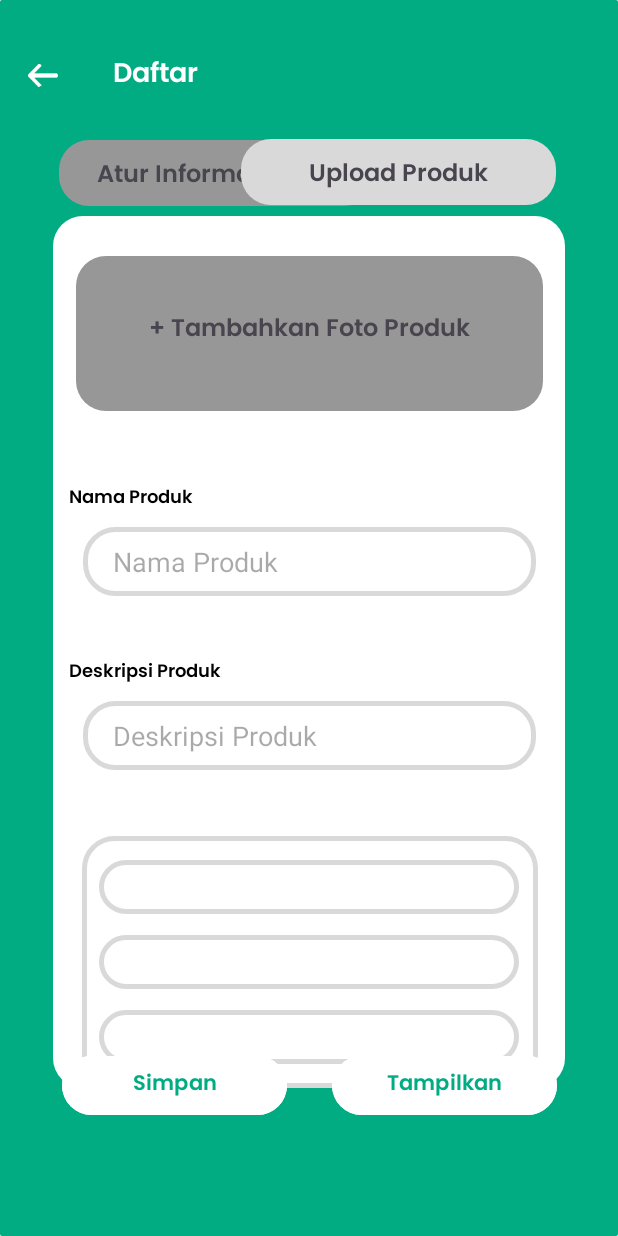
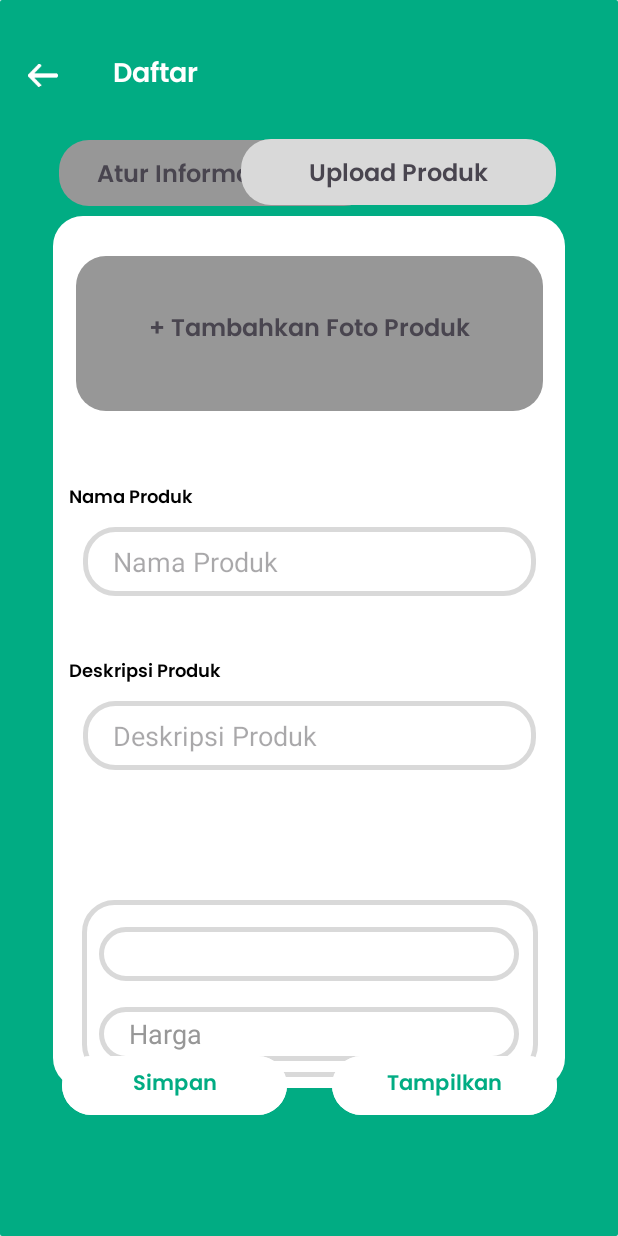
Before and after one commit to GhaerilParel/MobileApeta, an Android app: the layout activity_admin_ketiga.xml on its own in the app's theme, with its tools: preview values and no code run, on a phone screen of 412 x 824 dp. Run offline under Robolectric (Android 15) with nearby library versions, the phone set to English and light mode, and no system bars.

Commit message:
second commit

```diff
--- a/app/src/main/AndroidManifest.xml
+++ b/app/src/main/AndroidManifest.xml
@@ -35,7 +35,7 @@
             android:name=".admin_keempat"
             android:exported="false" />
         <activity
-            android:name=".admin_ketiga"
+            android:name=".admin_awal"
             android:exported="false" />
         <activity
             android:name=".admin_kedua"
@@ -56,7 +56,7 @@
             android:name=".tampilan_awal"
             android:exported="false" />
         <activity
-            android:name=".admin_awal"
+            android:name=".admin_ketiga"
             android:exported="true">
             <intent-filter>
                 <action android:name="android.intent.action.MAIN" />
--- a/app/src/main/res/layout/activity_admin_ketiga.xml
+++ b/app/src/main/res/layout/activity_admin_ketiga.xml
@@ -160,7 +160,7 @@
     <TextView
         android:id="@+id/textView9"
         android:layout_width="304dp"
-        android:layout_height="168dp"
+        android:layout_height="118dp"
         android:background="@drawable/box3"
         app:layout_constraintBottom_toBottomOf="parent"
         app:layout_constraintEnd_toEndOf="parent"
@@ -173,32 +173,25 @@
         android:id="@+id/spn1"
         android:layout_width="280dp"
         android:layout_height="36dp"
+        android:layout_marginTop="20dp"
+        android:layout_marginBottom="20dp"
         android:background="@drawable/box3"
-        app:layout_constraintBottom_toBottomOf="@+id/textView9"
-        app:layout_constraintEnd_toEndOf="parent"
-        app:layout_constraintStart_toStartOf="parent"
-        app:layout_constraintTop_toTopOf="@+id/textView9"
-        tools:ignore="MissingConstraints"
-        android:layout_marginBottom="100dp"/>
-
-
-    <Spinner
-        android:id="@+id/spn2"
-        android:layout_width="280dp"
-        android:layout_height="36dp"
-        android:background="@drawable/box3"
-        app:layout_constraintBottom_toBottomOf="@+id/textView9"
+        app:layout_constraintBottom_toTopOf="@+id/spn2"
         app:layout_constraintEnd_toEndOf="parent"
         app:layout_constraintStart_toStartOf="parent"
         app:layout_constraintTop_toTopOf="@+id/textView9"
         tools:ignore="MissingConstraints" />
 
-    <Spinner
-        android:id="@+id/spn3"
+
+    <EditText
+        android:id="@+id/spn2"
         android:layout_width="280dp"
         android:layout_height="36dp"
-        android:layout_marginTop="100dp"
         android:background="@drawable/box3"
+        android:paddingLeft="20dp"
+        android:layout_marginTop="60dp"
+        android:text="Harga"
+        android:textColor="@color/grey1"
         app:layout_constraintBottom_toBottomOf="@+id/textView9"
         app:layout_constraintEnd_toEndOf="parent"
         app:layout_constraintStart_toStartOf="parent"
```
